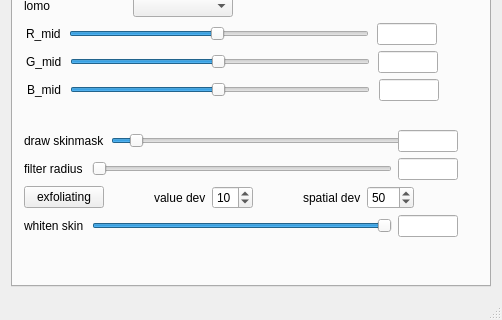
Before: the Qt Designer form ImageWorkShop/imageworkshop.ui in HVisionSensing/ImageWorkShop, drawn with Qt 5; both pictures show x 0 to 502 and y 284 to 604 of the 502 by 604 pixel window.
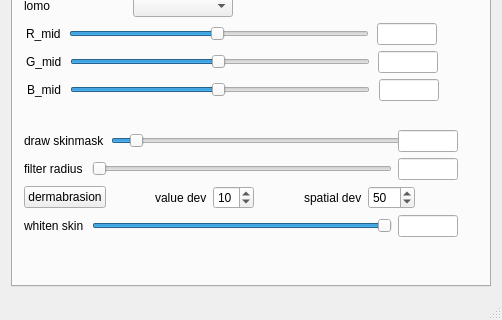
After: the same form once the commit is applied. The open tabs and pages were chosen to show the change.

The edit to the form file:
```diff
--- a/ImageWorkShop/imageworkshop.ui
+++ b/ImageWorkShop/imageworkshop.ui
@@ -788,7 +788,7 @@
              <item>
               <widget class="QPushButton" name="pushButton_Exfoliating">
                <property name="text">
-                <string>exfoliating</string>
+                <string>dermabrasion</string>
                </property>
               </widget>
              </item>
```
